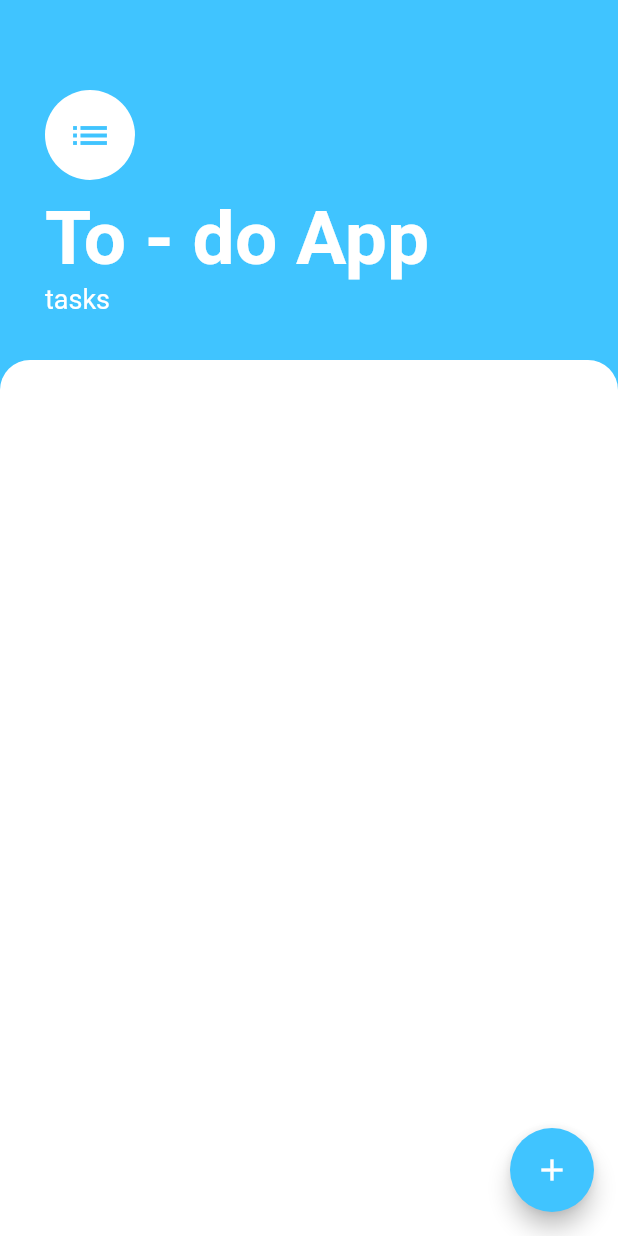
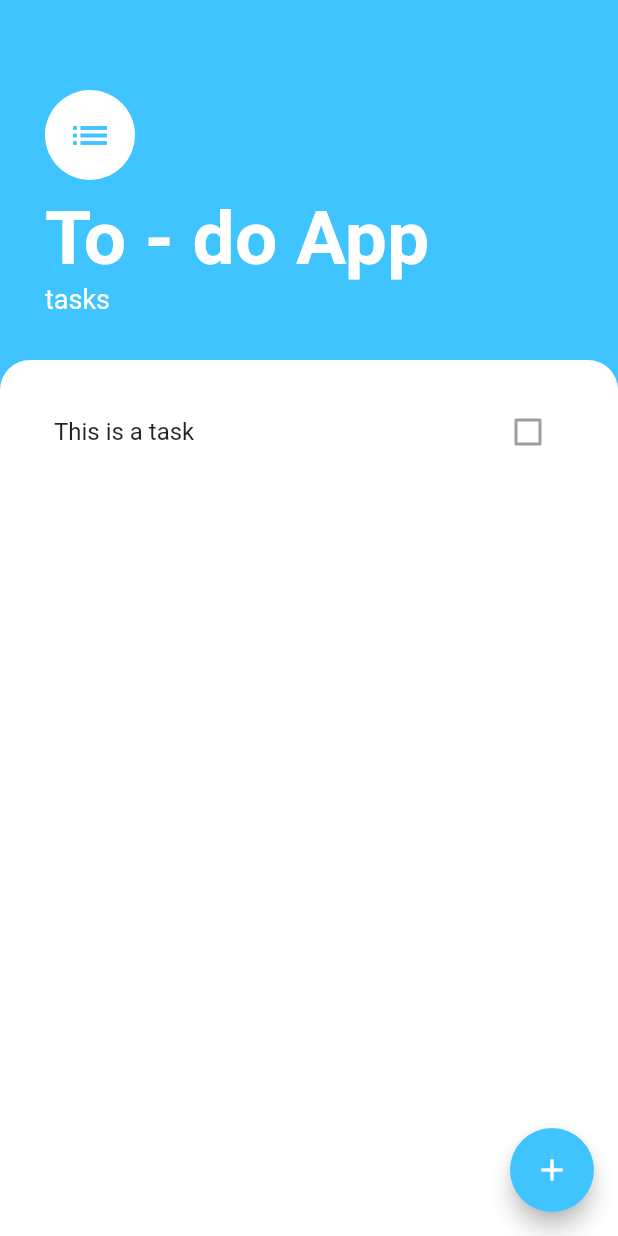
Before and after one commit to DanHausen/todo_webmobileapp_flutter, a Flutter app: the screen it shows after launch, on a phone screen of 412 x 824 dp. Run offline on Flutter 3.47's test engine with Material 2 defaults, Android fonts, the phone set to English and light mode, and no system bars.

Commit message:
ListView

```diff
--- a/lib/screens/task.dart
+++ b/lib/screens/task.dart
@@ -1,4 +1,5 @@
 import 'package:flutter/material.dart';
+import 'package:todo_webmobileapp_flutter/widgets/tasks_list.dart';
 
 class TasksScreen extends StatelessWidget {
   @override
@@ -6,9 +7,9 @@ class TasksScreen extends StatelessWidget {
     return Scaffold(
       backgroundColor: Colors.lightBlueAccent,
       floatingActionButton: FloatingActionButton(
-        onPressed: null,
         backgroundColor: Colors.lightBlueAccent,
         child: Icon(Icons.add),
+        onPressed: () {},
       ),
       body: Column(
         crossAxisAlignment: CrossAxisAlignment.start,
@@ -50,6 +51,7 @@ class TasksScreen extends StatelessWidget {
           ),
           Expanded(
             child: Container(
+              padding: EdgeInsets.symmetric(horizontal: 20),
               decoration: BoxDecoration(
                 color: Colors.white,
                 borderRadius: BorderRadius.only(
@@ -57,6 +59,7 @@ class TasksScreen extends StatelessWidget {
                   topRight: Radius.circular(20),
                 ),
               ),
+              child: TasksList(),
             ),
           ),
         ],
--- /dev/null
+++ b/lib/widgets/tasks_list.dart
@@ -0,0 +1,14 @@
+import 'package:flutter/material.dart';
+import 'package:todo_webmobileapp_flutter/widgets/tasks_tile.dart';
+
+class TasksList extends StatelessWidget {
+  @override
+  Widget build(BuildContext context) {
+    return ListView(
+      children: [
+        SizedBox(height: 20),
+        TasksTile(),
+      ],
+    );
+  }
+}
--- /dev/null
+++ b/lib/widgets/tasks_tile.dart
@@ -0,0 +1,14 @@
+import 'package:flutter/material.dart';
+
+class TasksTile extends StatelessWidget {
+  @override
+  Widget build(BuildContext context) {
+    return ListTile(
+      title: Text('This is a task'),
+      trailing: Checkbox(
+        value: false,
+        onChanged: null,
+      ),
+    );
+  }
+}
```
